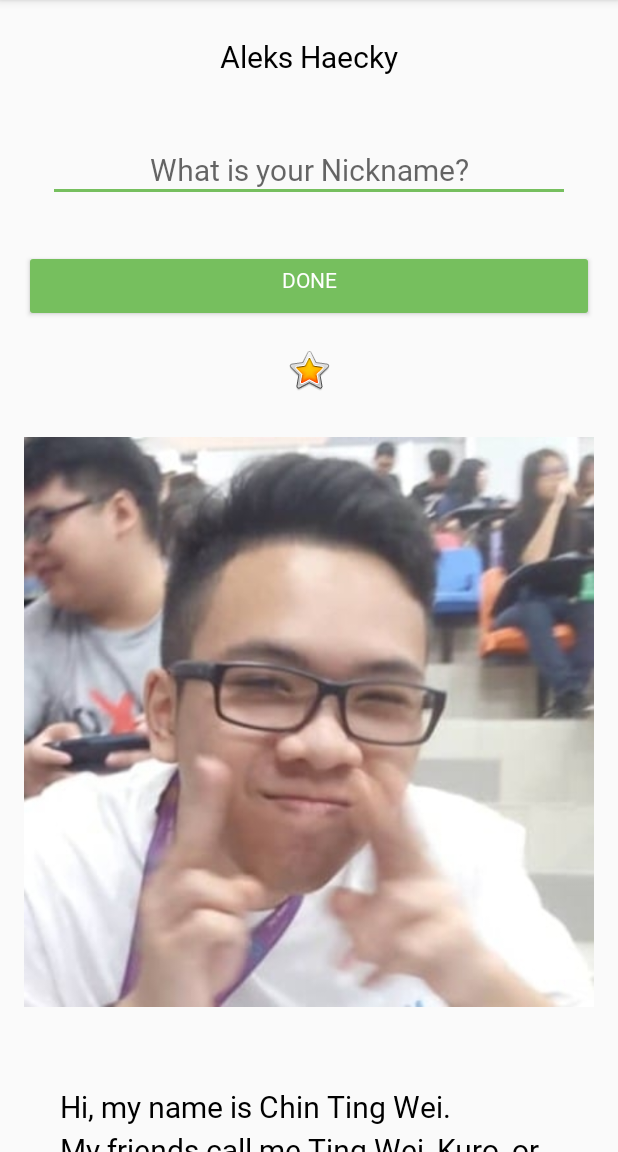
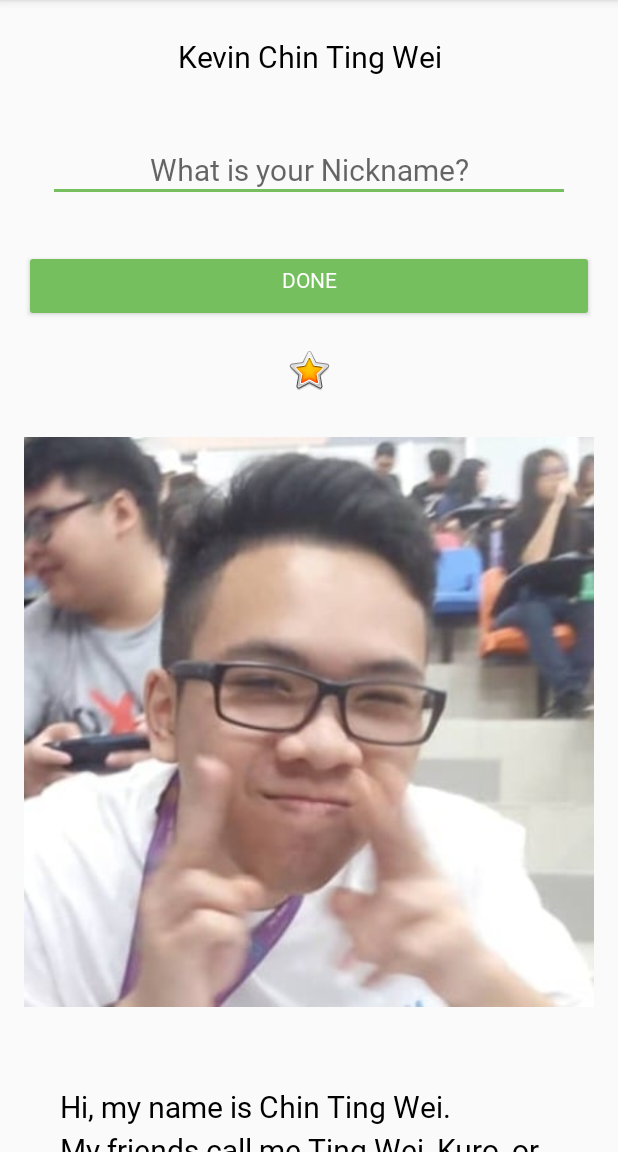
Before and after one commit to wongwh2/AboutMe, an Android app: the screen it shows after launch (MainActivity), on a phone screen of 412 x 824 dp, the part 84-1236 px from its top. Run offline under Robolectric (Android 15) with nearby library versions, the phone set to English and light mode, and no system bars; our stand-ins replace data binding.

Commit message:
Initial Commit

```diff
--- a/app/src/main/java/com/example/aboutme/MainActivity.kt
+++ b/app/src/main/java/com/example/aboutme/MainActivity.kt
@@ -13,7 +13,7 @@ import com.example.aboutme.databinding.ActivityMainBinding
 
 class MainActivity : AppCompatActivity() {
     private lateinit var binding: ActivityMainBinding
-    private val myName: MyName = MyName("Aleks Haecky")
+    private val myName: MyName = MyName("Kevin Chin Ting Wei")
     override fun onCreate(savedInstanceState: Bundle?) {
         super.onCreate(savedInstanceState)
         binding = DataBindingUtil.setContentView(this, R.layout.activity_main)
--- a/app/src/main/java/com/example/aboutme/MyName.kt
+++ b/app/src/main/java/com/example/aboutme/MyName.kt
@@ -1,3 +1,3 @@
 package com.example.aboutme
 
-data class MyName(var name: String = "Kevin", var nickname: String = "")
+data class MyName(var name: String = "", var nickname: String = "")
```
